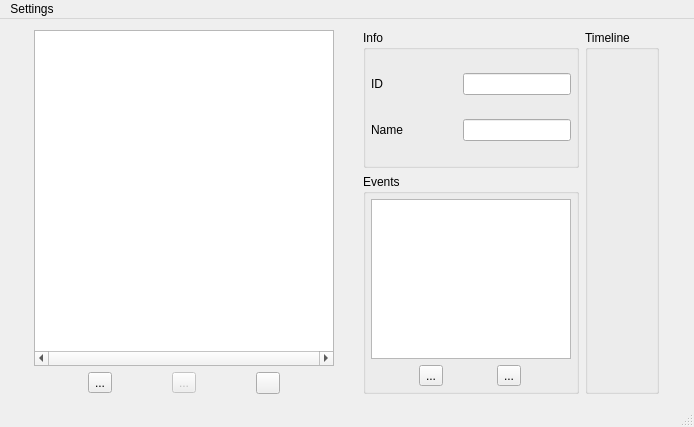
Qt form splash/mainwindow.ui (odencat/Splash) before a commit.
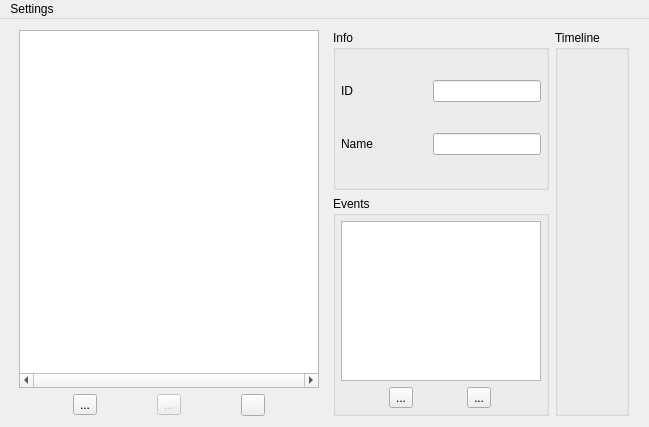
The same form after that commit. Icons and pictures are not drawn.

What changed in the file:
```diff
--- a/splash/mainwindow.ui
+++ b/splash/mainwindow.ui
@@ -2,16 +2,19 @@
 <ui version="4.0">
  <class>MainWindow</class>
  <widget class="QMainWindow" name="MainWindow">
+  <property name="enabled">
+   <bool>true</bool>
+  </property>
   <property name="geometry">
    <rect>
     <x>0</x>
     <y>0</y>
-    <width>694</width>
+    <width>649</width>
     <height>427</height>
    </rect>
   </property>
   <property name="sizePolicy">
-   <sizepolicy hsizetype="Fixed" vsizetype="Fixed">
+   <sizepolicy hsizetype="Minimum" vsizetype="Minimum">
     <horstretch>0</horstretch>
     <verstretch>0</verstretch>
    </sizepolicy>
@@ -26,6 +29,15 @@
   <property name="locale">
    <locale language="English" country="UnitedStates"/>
   </property>
+  <property name="animated">
+   <bool>true</bool>
+  </property>
+  <property name="documentMode">
+   <bool>false</bool>
+  </property>
+  <property name="tabShape">
+   <enum>QTabWidget::Rounded</enum>
+  </property>
   <widget class="QWidget" name="centralWidget">
    <layout class="QHBoxLayout" name="horizontalLayout_2">
     <item>
@@ -340,13 +352,12 @@
     </item>
    </layout>
   </widget>
-  <widget class="QStatusBar" name="statusBar"/>
   <widget class="QMenuBar" name="menuBar">
    <property name="geometry">
     <rect>
      <x>0</x>
      <y>0</y>
-     <width>694</width>
+     <width>649</width>
      <height>22</height>
     </rect>
    </property>
```
